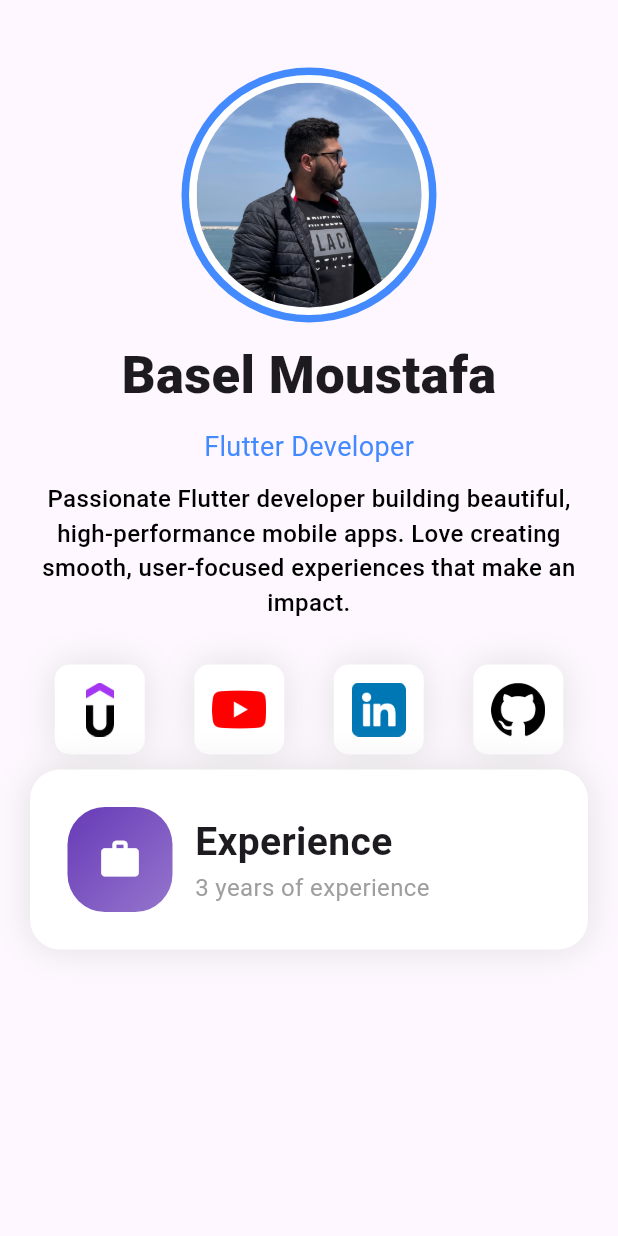
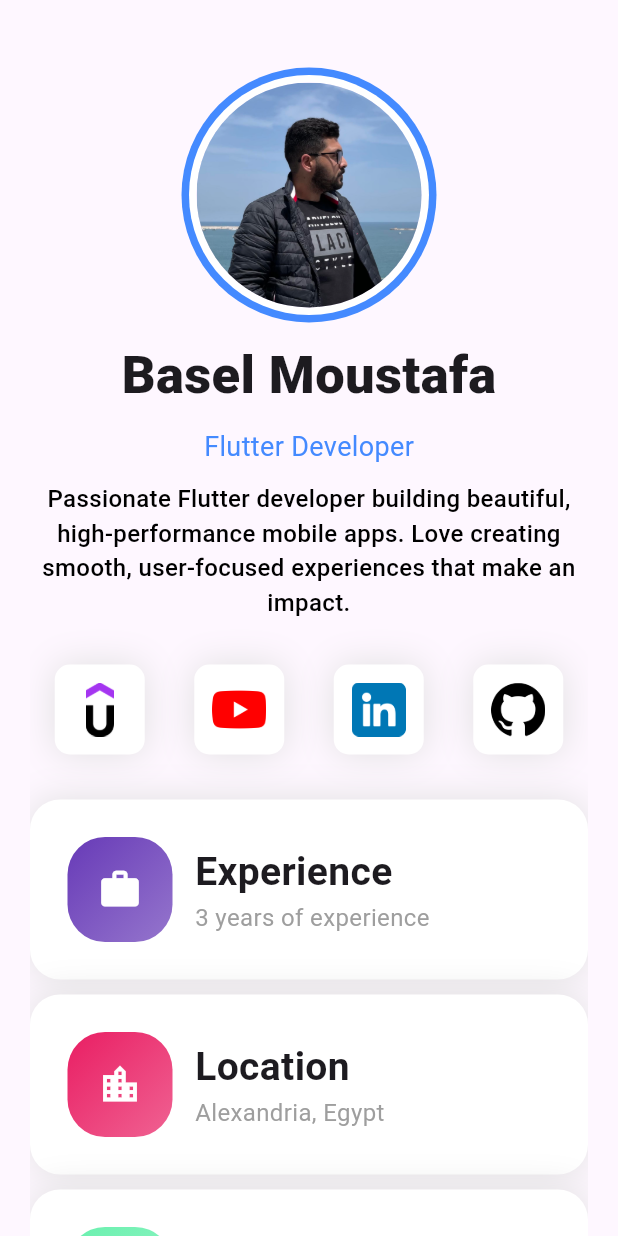
Before and after one commit to BaselMoustafa/profile_app, a Flutter app: the screen it shows after launch, on a phone screen of 412 x 824 dp. Run offline on Flutter 3.47's test engine with Material 3 defaults, Android fonts, the phone set to English and light mode, and no system bars.

Commit message:
add single child scroll view

```diff
--- a/lib/profile_screen.dart
+++ b/lib/profile_screen.dart
@@ -17,6 +17,7 @@ class ProfileScreen extends StatelessWidget {
             padding:EdgeInsetsDirectional.symmetric(
               horizontal: 20
             ),
+            child: SingleChildScrollView(
               child: Column(
                 spacing: 10,
                 crossAxisAlignment: CrossAxisAlignment.center,
@@ -56,6 +57,7 @@ class ProfileScreen extends StatelessWidget {
 
                   SocialMediaContactsWidget(),
 
+                  SizedBox(height: 10,),
 
                   InfoCardWidget(
                     color: Colors.deepPurple,
@@ -64,9 +66,23 @@ class ProfileScreen extends StatelessWidget {
                     subtitle: "3 years of experience",
                   ),
 
+                  InfoCardWidget(
+                    color: Colors.pink,
+                    iconData: Icons.location_city,
+                    title: "Location",
+                    subtitle: "Alexandria, Egypt",
+                  ),
+
+                  InfoCardWidget(
+                    color: Colors.greenAccent,
+                    iconData: Icons.calendar_view_day_rounded,
+                    title: "Joined",
+                    subtitle: "Jan 2025",
+                  ),
 
 
                 ],
+              ),
             ),
           ),
         ),
```
Lines whose indentation alone changed are shown as unchanged.
